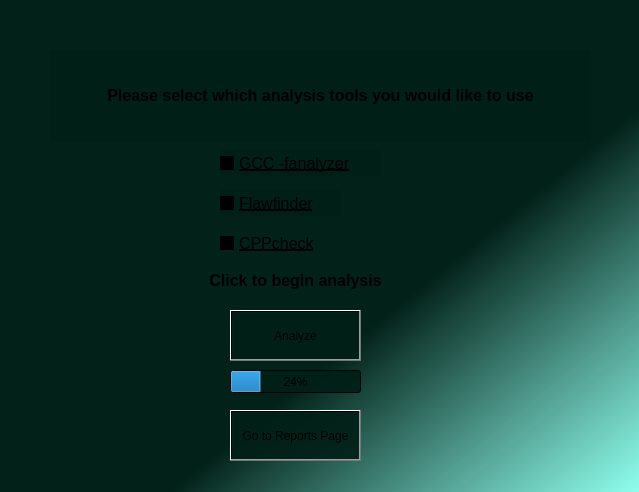
Qt form projectpage.ui (ianlopez07/SMI-Code-Checker) before a commit.
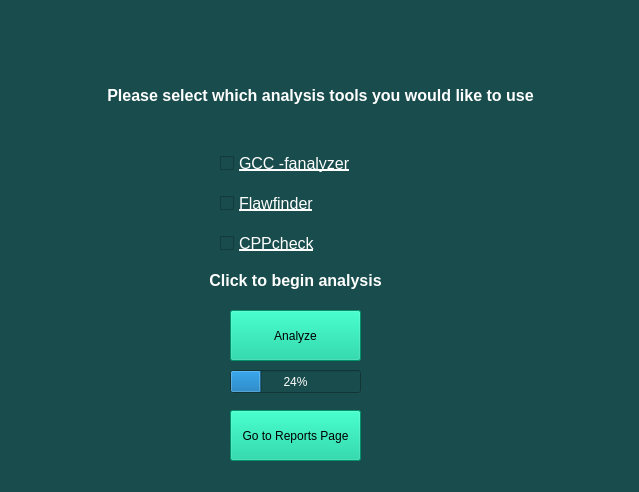
The same form after that commit.

Commit message: Updated UI color and added functions to report

What changed in the file:
```diff
--- a/projectpage.ui
+++ b/projectpage.ui
@@ -14,7 +14,8 @@
    <string>Form</string>
   </property>
   <property name="styleSheet">
-   <string notr="true">background-color: qlineargradient(spread:pad, x1:0.282, y1:0.324, x2:1, y2:1, stop:0.455399 rgba(0, 31, 22, 232), stop:1 rgba(144, 255, 238, 251));</string>
+   <string notr="true">background-color: rgb(25, 76, 76);
+color: rgb(0, 0, 0);</string>
   </property>
   <widget class="QLabel" name="label">
    <property name="geometry">
@@ -32,7 +33,7 @@
     </font>
    </property>
    <property name="styleSheet">
-    <string notr="true">background-color: qlineargradient(spread:pad, x1:1, y1:1, x2:1, y2:1, stop:0.455399 rgba(0, 31, 22, 232), stop:1 rgba(144, 255, 238, 251));</string>
+    <string notr="true">color: rgb(255, 255, 255);</string>
    </property>
    <property name="text">
     <string>Please select which analysis tools you would like to use</string>
@@ -57,7 +58,7 @@
     </font>
    </property>
    <property name="styleSheet">
-    <string notr="true">background-color: qlineargradient(spread:pad, x1:1, y1:1, x2:1, y2:1, stop:0.455399 rgba(0, 31, 22, 232), stop:1 rgba(144, 255, 238, 251));</string>
+    <string notr="true">color: rgb(255, 255, 255);</string>
    </property>
    <property name="text">
     <string>GCC -fanalyzer</string>
@@ -79,7 +80,7 @@
     </font>
    </property>
    <property name="styleSheet">
-    <string notr="true">background-color: qlineargradient(spread:pad, x1:1, y1:1, x2:1, y2:1, stop:0.455399 rgba(0, 31, 22, 232), stop:1 rgba(144, 255, 238, 251));</string>
+    <string notr="true">color: rgb(255, 255, 255);</string>
    </property>
    <property name="text">
     <string>Flawfinder</string>
@@ -101,9 +102,7 @@
     </font>
    </property>
    <property name="styleSheet">
-    <string notr="true">background-color: qlineargradient(spread:pad, x1:0.282, y1:0.324, x2:1, y2:1, stop:0.455399 rgba(0, 31, 22, 232), stop:1 rgba(144, 255, 238, 251));
-background-color: qlineargradient(spread:pad, x1:1, y1:1, x2:1, y2:1, stop:0.455399 rgba(0, 31, 22, 232), stop:1 rgba(144, 255, 238, 251));
-background-color: qlineargradient(spread:pad, x1:0, y1:0, x2:1, y2:1, stop:0 rgba(0, 0, 0, 0), stop:1 rgba(255, 255, 255, 0));</string>
+    <string notr="true">color: rgb(255, 255, 255);</string>
    </property>
    <property name="text">
     <string>CPPcheck</string>
@@ -119,8 +118,7 @@
     </rect>
    </property>
    <property name="styleSheet">
-    <string notr="true">background-color: qlineargradient(spread:pad, x1:0, y1:0, x2:1, y2:1, stop:0 rgba(0, 0, 0, 0), stop:1 rgba(255, 255, 255, 0));
-background-color: qlineargradient(spread:pad, x1:1, y1:1, x2:1, y2:1, stop:0.455399 rgba(0, 31, 22, 232), stop:1 rgba(144, 255, 238, 251));</string>
+    <string notr="true">background-color: rgb(0, 204, 150);</string>
    </property>
    <property name="text">
     <string>Analyze</string>
@@ -142,7 +140,7 @@
     </font>
    </property>
    <property name="styleSheet">
-    <string notr="true">background-color: qlineargradient(spread:pad, x1:0, y1:0, x2:1, y2:1, stop:0 rgba(0, 0, 0, 0), stop:1 rgba(255, 255, 255, 0));</string>
+    <string notr="true">color: rgb(255, 255, 255);</string>
    </property>
    <property name="text">
     <string>Click to begin analysis</string>
@@ -164,8 +162,7 @@
     <bool>false</bool>
    </property>
    <property name="styleSheet">
-    <string notr="true">background-color: qlineargradient(spread:pad, x1:0, y1:0, x2:1, y2:1, stop:0 rgba(0, 0, 0, 0), stop:1 rgba(255, 255, 255, 0));
-background-color: qlineargradient(spread:pad, x1:1, y1:1, x2:1, y2:1, stop:0.455399 rgba(0, 31, 22, 232), stop:1 rgba(144, 255, 238, 251));</string>
+    <string notr="true">color: rgb(255, 255, 255);</string>
    </property>
    <property name="value">
     <number>24</number>
@@ -181,8 +178,7 @@
     </rect>
    </property>
    <property name="styleSheet">
-    <string notr="true">background-color: qlineargradient(spread:pad, x1:0, y1:0, x2:1, y2:1, stop:0 rgba(0, 0, 0, 0), stop:1 rgba(255, 255, 255, 0));
-background-color: qlineargradient(spread:pad, x1:1, y1:1, x2:1, y2:1, stop:0.455399 rgba(0, 31, 22, 232), stop:1 rgba(144, 255, 238, 251));</string>
+    <string notr="true">background-color: rgb(0, 204, 150);</string>
    </property>
    <property name="text">
     <string>Go to Reports Page</string>
```
The commit also changes 4 other files.
